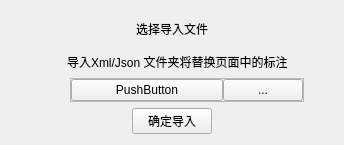
Before: the Qt Designer form module/importdialog.ui in chenwuwen/ImageLabelSpirit, drawn with Qt 5.
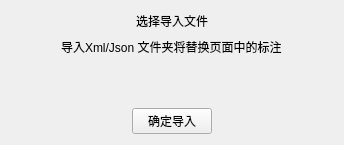
After: the same form once the commit is applied.

Patch:
```diff
--- a/module/importdialog.ui
+++ b/module/importdialog.ui
@@ -13,8 +13,11 @@
   <property name="windowTitle">
    <string>Form</string>
   </property>
-  <layout class="QVBoxLayout" name="verticalLayout" stretch="2,0,0,1">
-   <item>
+  <layout class="QGridLayout" name="gridLayout" rowstretch="0,0,0,2">
+   <property name="verticalSpacing">
+    <number>6</number>
+   </property>
+   <item row="0" column="0">
     <layout class="QHBoxLayout" name="horizontalLayout">
      <item>
       <spacer name="horizontalSpacer_5">
@@ -51,8 +54,11 @@
      </item>
     </layout>
    </item>
-   <item>
-    <layout class="QHBoxLayout" name="horizontalLayout_4" stretch="2,8,0">
+   <item row="1" column="0">
+    <layout class="QHBoxLayout" name="horizontalLayout_4" stretch="2,10,1">
+     <property name="spacing">
+      <number>0</number>
+     </property>
      <item>
       <spacer name="horizontalSpacer_7">
        <property name="orientation">
@@ -91,10 +97,13 @@
      </item>
     </layout>
    </item>
-   <item>
-    <layout class="QHBoxLayout" name="horizontalLayout_2" stretch="2,8,1">
+   <item row="2" column="0">
+    <layout class="QHBoxLayout" name="horizontalLayout_2" stretch="2,10,1">
      <property name="spacing">
-      <number>1</number>
+      <number>0</number>
+     </property>
+     <property name="sizeConstraint">
+      <enum>QLayout::SetDefaultConstraint</enum>
      </property>
      <item>
       <spacer name="horizontalSpacer_4">
@@ -110,53 +119,13 @@
       </spacer>
      </item>
      <item>
-      <widget class="QFrame" name="file_button_frame">
-       <property name="frameShape">
-        <enum>QFrame::StyledPanel</enum>
+      <widget class="QWidget" name="file_button_widget" native="true">
+       <property name="sizePolicy">
+        <sizepolicy hsizetype="Expanding" vsizetype="Expanding">
+         <horstretch>0</horstretch>
+         <verstretch>0</verstretch>
+        </sizepolicy>
        </property>
-       <property name="frameShadow">
-        <enum>QFrame::Raised</enum>
-       </property>
-       <layout class="QHBoxLayout" name="horizontalLayout_5" stretch="9,1">
-        <property name="spacing">
-         <number>0</number>
-        </property>
-        <property name="leftMargin">
-         <number>0</number>
-        </property>
-        <property name="topMargin">
-         <number>0</number>
-        </property>
-        <property name="rightMargin">
-         <number>0</number>
-        </property>
-        <property name="bottomMargin">
-         <number>0</number>
-        </property>
-        <item>
-         <widget class="QPushButton" name="import_file_button_2">
-          <property name="text">
-           <string>PushButton</string>
-          </property>
-         </widget>
-        </item>
-        <item>
-         <widget class="QPushButton" name="import_file_button">
-          <property name="sizePolicy">
-           <sizepolicy hsizetype="Fixed" vsizetype="Expanding">
-            <horstretch>0</horstretch>
-            <verstretch>0</verstretch>
-           </sizepolicy>
-          </property>
-          <property name="styleSheet">
-           <string notr="true"/>
-          </property>
-          <property name="text">
-           <string>...</string>
-          </property>
-         </widget>
-        </item>
-       </layout>
       </widget>
      </item>
      <item>
@@ -174,7 +143,7 @@
      </item>
     </layout>
    </item>
-   <item>
+   <item row="3" column="0">
     <layout class="QHBoxLayout" name="horizontalLayout_3">
      <item>
       <spacer name="horizontalSpacer_2">
```
